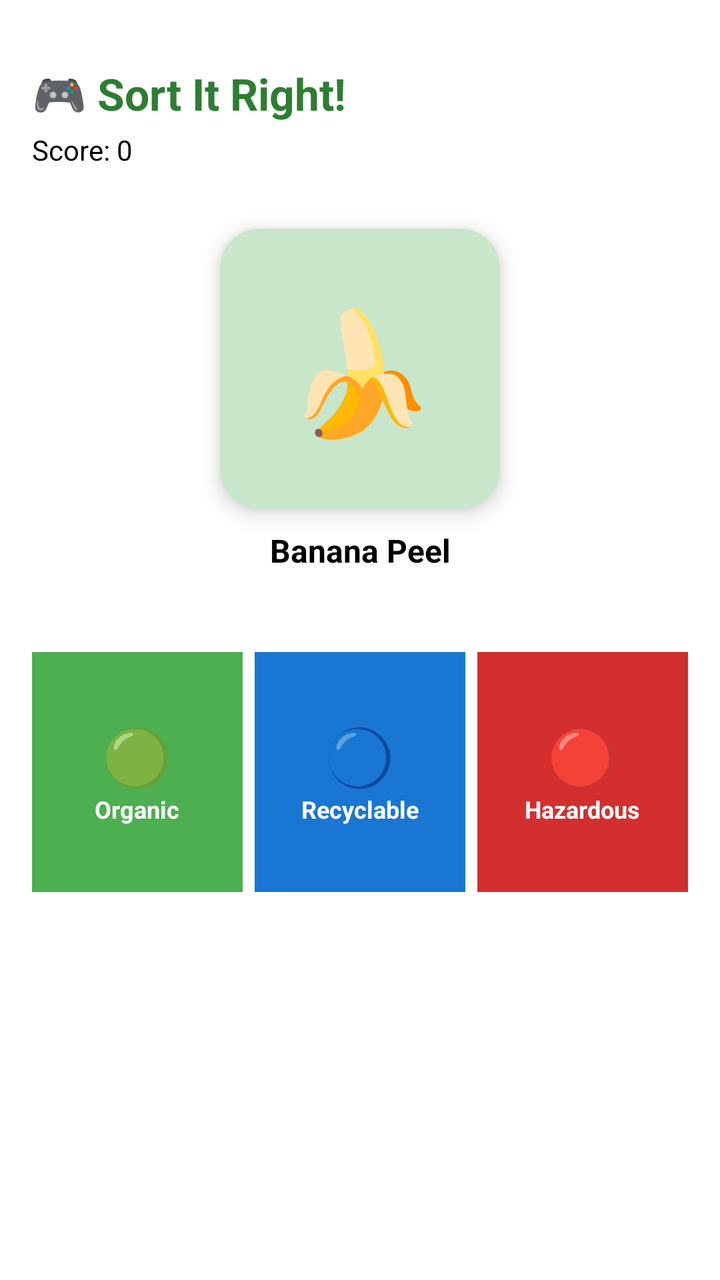
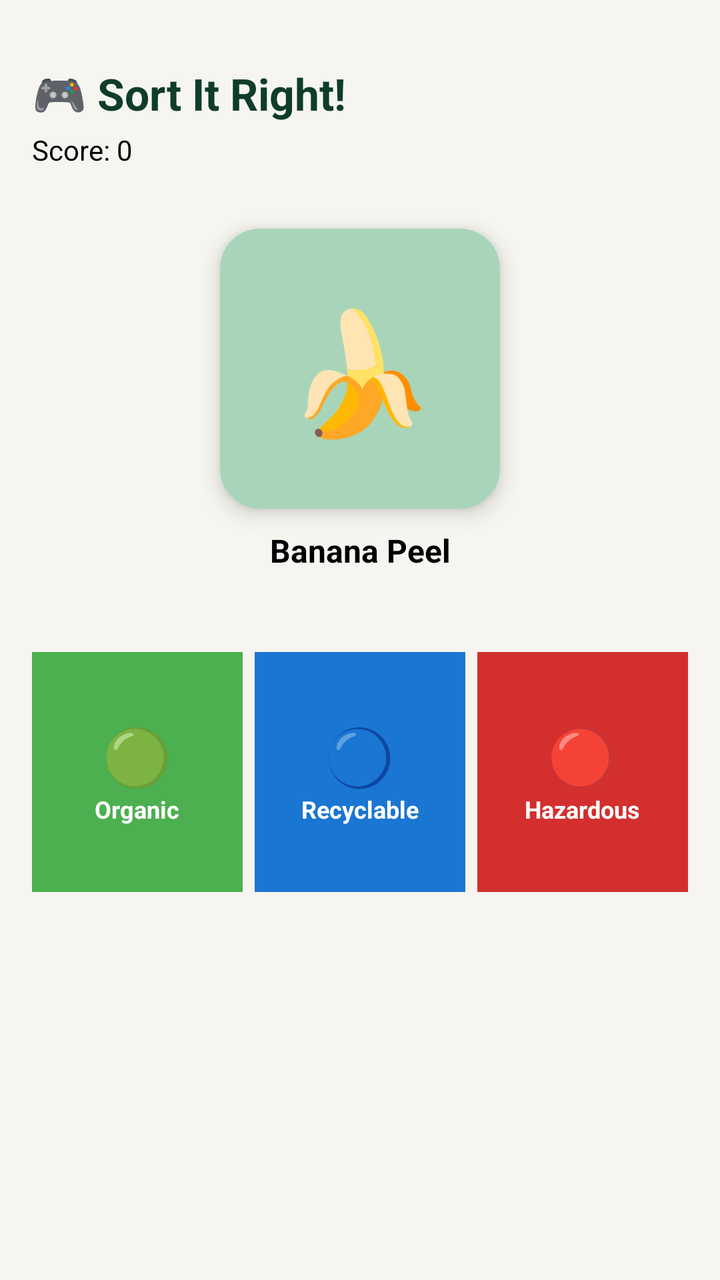

An Android layout rendered at two revisions. The XML below is the earlier revision; the diff shows what the commit changed to produce the second picture.
<!-- AndroidManifest.xml: application theme Theme.EcoSort -->
<!-- res/layout/activity_sorting_game.xml -->
<?xml version="1.0" encoding="utf-8"?>
<androidx.constraintlayout.widget.ConstraintLayout
    xmlns:android="http://schemas.android.com/apk/res/android"
    xmlns:app="http://schemas.android.com/apk/res-auto"
    android:layout_width="match_parent"
    android:layout_height="match_parent"
    android:background="@color/white"
    android:padding="16dp">

    <TextView
        android:id="@+id/tvGameTitle"
        android:layout_width="0dp"
        android:layout_height="wrap_content"
        android:layout_marginTop="16dp"
        android:text="🎮 Sort It Right!"
        android:textColor="@color/green_dark"
        android:textSize="22sp"
        android:textStyle="bold"
        app:layout_constraintTop_toTopOf="parent"
        app:layout_constraintStart_toStartOf="parent"
        app:layout_constraintEnd_toEndOf="parent" />

    <TextView
        android:id="@+id/tvScore"
        android:layout_width="0dp"
        android:layout_height="wrap_content"
        android:layout_marginTop="4dp"
        android:text="Score: 0"
        android:textColor="@color/black"
        android:textSize="14sp"
        app:layout_constraintTop_toBottomOf="@id/tvGameTitle"
        app:layout_constraintStart_toStartOf="parent"
        app:layout_constraintEnd_toEndOf="parent" />

    <androidx.cardview.widget.CardView
        android:id="@+id/itemCard"
        android:layout_width="140dp"
        android:layout_height="140dp"
        android:layout_marginTop="30dp"
        app:cardCornerRadius="20dp"
        app:cardElevation="6dp"
        app:layout_constraintTop_toBottomOf="@id/tvScore"
        app:layout_constraintStart_toStartOf="parent"
        app:layout_constraintEnd_toEndOf="parent">

        <TextView
            android:id="@+id/tvDraggableItem"
            android:layout_width="match_parent"
            android:layout_height="match_parent"
            android:background="@color/green_light"
            android:gravity="center"
            android:text="🍌"
            android:textSize="60sp" />

    </androidx.cardview.widget.CardView>

    <TextView
        android:id="@+id/tvItemName"
        android:layout_width="0dp"
        android:layout_height="wrap_content"
        android:layout_marginTop="10dp"
        android:gravity="center"
        android:text="Banana Peel"
        android:textColor="@color/black"
        android:textSize="16sp"
        android:textStyle="bold"
        app:layout_constraintTop_toBottomOf="@id/itemCard"
        app:layout_constraintStart_toStartOf="parent"
        app:layout_constraintEnd_toEndOf="parent" />

    <LinearLayout
        android:id="@+id/binRow"
        android:layout_width="0dp"
        android:layout_height="120dp"
        android:layout_marginTop="40dp"
        android:orientation="horizontal"
        app:layout_constraintTop_toBottomOf="@id/tvItemName"
        app:layout_constraintStart_toStartOf="parent"
        app:layout_constraintEnd_toEndOf="parent">

        <LinearLayout
            android:id="@+id/binGreen"
            android:layout_width="0dp"
            android:layout_height="match_parent"
            android:layout_marginEnd="6dp"
            android:layout_weight="1"
            android:background="#4CAF50"
            android:gravity="center"
            android:orientation="vertical">

            <TextView
                android:layout_width="wrap_content"
                android:layout_height="wrap_content"
                android:text="🟢"
                android:textSize="28sp" />

            <TextView
                android:layout_width="wrap_content"
                android:layout_height="wrap_content"
                android:text="Organic"
                android:textColor="@color/white"
                android:textSize="12sp"
                android:textStyle="bold" />
        </LinearLayout>

        <LinearLayout
            android:id="@+id/binBlue"
            android:layout_width="0dp"
            android:layout_height="match_parent"
            android:layout_marginEnd="6dp"
            android:layout_weight="1"
            android:background="#1976D2"
            android:gravity="center"
            android:orientation="vertical">

            <TextView
                android:layout_width="wrap_content"
                android:layout_height="wrap_content"
                android:text="🔵"
                android:textSize="28sp" />

            <TextView
                android:layout_width="wrap_content"
                android:layout_height="wrap_content"
                android:text="Recyclable"
                android:textColor="@color/white"
                android:textSize="12sp"
                android:textStyle="bold" />
        </LinearLayout>

        <LinearLayout
            android:id="@+id/binRed"
            android:layout_width="0dp"
            android:layout_height="match_parent"
            android:layout_weight="1"
            android:background="#D32F2F"
            android:gravity="center"
            android:orientation="vertical">

            <TextView
                android:layout_width="wrap_content"
                android:layout_height="wrap_content"
                android:text="🔴"
                android:textSize="28sp" />

            <TextView
                android:layout_width="wrap_content"
                android:layout_height="wrap_content"
                android:text="Hazardous"
                android:textColor="@color/white"
                android:textSize="12sp"
                android:textStyle="bold" />
        </LinearLayout>

    </LinearLayout>

    <TextView
        android:id="@+id/tvFeedback"
        android:layout_width="0dp"
        android:layout_height="wrap_content"
        android:layout_marginTop="20dp"
        android:gravity="center"
        android:text=""
        android:textSize="16sp"
        android:textStyle="bold"
        app:layout_constraintTop_toBottomOf="@id/binRow"
        app:layout_constraintStart_toStartOf="parent"
        app:layout_constraintEnd_toEndOf="parent" />

</androidx.constraintlayout.widget.ConstraintLayout>
<!-- resources referenced by this layout -->
<resources>
  <color name="black">#FF000000</color>
  <color name="green_dark">#2E7D32</color>
  <color name="green_light">#C8E6C9</color>
  <color name="white">#FFFFFFFF</color>
  <style name="Theme.EcoSort" parent="Base.Theme.EcoSort" />
  <style name="Base.Theme.EcoSort" parent="Theme.Material3.DayNight.NoActionBar">
  
          <item name="colorPrimary">@color/green_primary</item>
          <item name="colorSecondary">@color/green_primary</item>
  
          
          <item name="android:statusBarColor">@color/green_dark</item>
  
      </style>
  <color name="green_primary">#4CAF50</color>
</resources>

<!-- the commit's change to res/layout/activity_sorting_game.xml (unified diff, before → after) -->
@@ -4,7 +4,7 @@
     xmlns:app="http://schemas.android.com/apk/res-auto"
     android:layout_width="match_parent"
     android:layout_height="match_parent"
-    android:background="@color/white"
+    android:background="@color/bg_soft"
     android:padding="16dp">
 
     <TextView
<!-- resource entries referenced after the edit -->
@@ -1,19 +1,18 @@
 <!-- resources referenced by this layout -->
 <resources>
+  <color name="bg_soft">#F6F5F0</color>
   <color name="black">#FF000000</color>
-  <color name="green_dark">#2E7D32</color>
-  <color name="green_light">#C8E6C9</color>
+  <color name="green_dark">#0F3D28</color>
+  <color name="green_light">#A8D5BA</color>
   <color name="white">#FFFFFFFF</color>
   <style name="Theme.EcoSort" parent="Base.Theme.EcoSort" />
   <style name="Base.Theme.EcoSort" parent="Theme.Material3.DayNight.NoActionBar">
-  
           <item name="colorPrimary">@color/green_primary</item>
-          <item name="colorSecondary">@color/green_primary</item>
-  
-          
+          <item name="colorSecondary">@color/teal_primary</item>
           <item name="android:statusBarColor">@color/green_dark</item>
-  
+          <item name="android:windowBackground">@color/bg_soft</item>
       </style>
-  <color name="green_primary">#4CAF50</color>
+  <color name="green_primary">#1B5E3F</color>
+  <color name="teal_primary">#2C6E6B</color>
 </resources>
 
